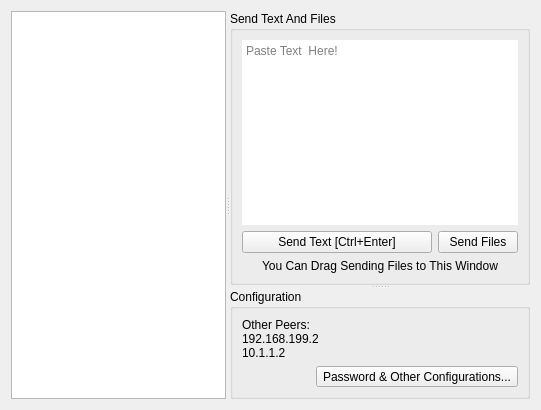
hgoldfish/lafdup, file main.ui: the form before one commit.
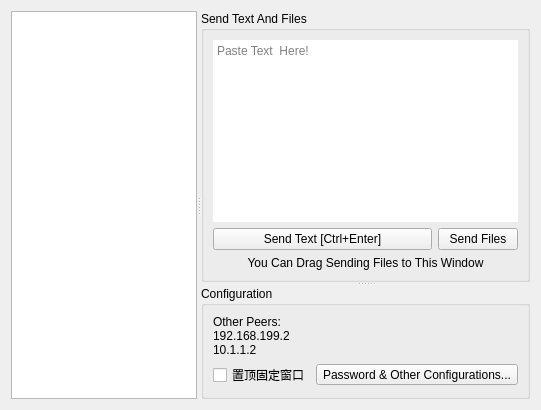
The form after the commit. Icons and pictures are not drawn.

Commit message:
新增窗口固定在最上层的功能
优化存在texthtml时的传输方式

修改传输失败时返回结果的处理

What changed in the file:
```diff
--- a/main.ui
+++ b/main.ui
@@ -146,6 +146,13 @@
         </item>
         <item>
          <layout class="QHBoxLayout" name="horizontalLayout_2">
+          <item>
+           <widget class="QCheckBox" name="cbxTop">
+            <property name="text">
+             <string>置顶固定窗口</string>
+            </property>
+           </widget>
+          </item>
           <item>
            <spacer name="horizontalSpacer">
             <property name="orientation">
```
The commit also changes 6 other files.
